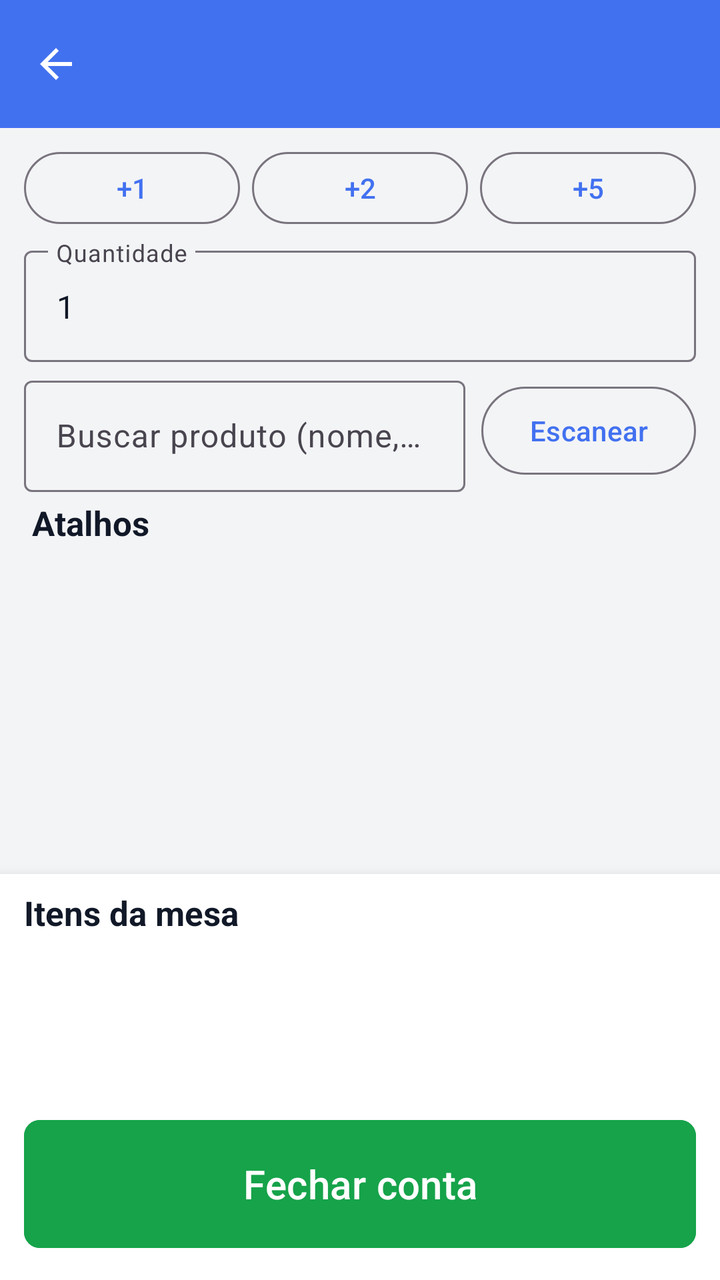
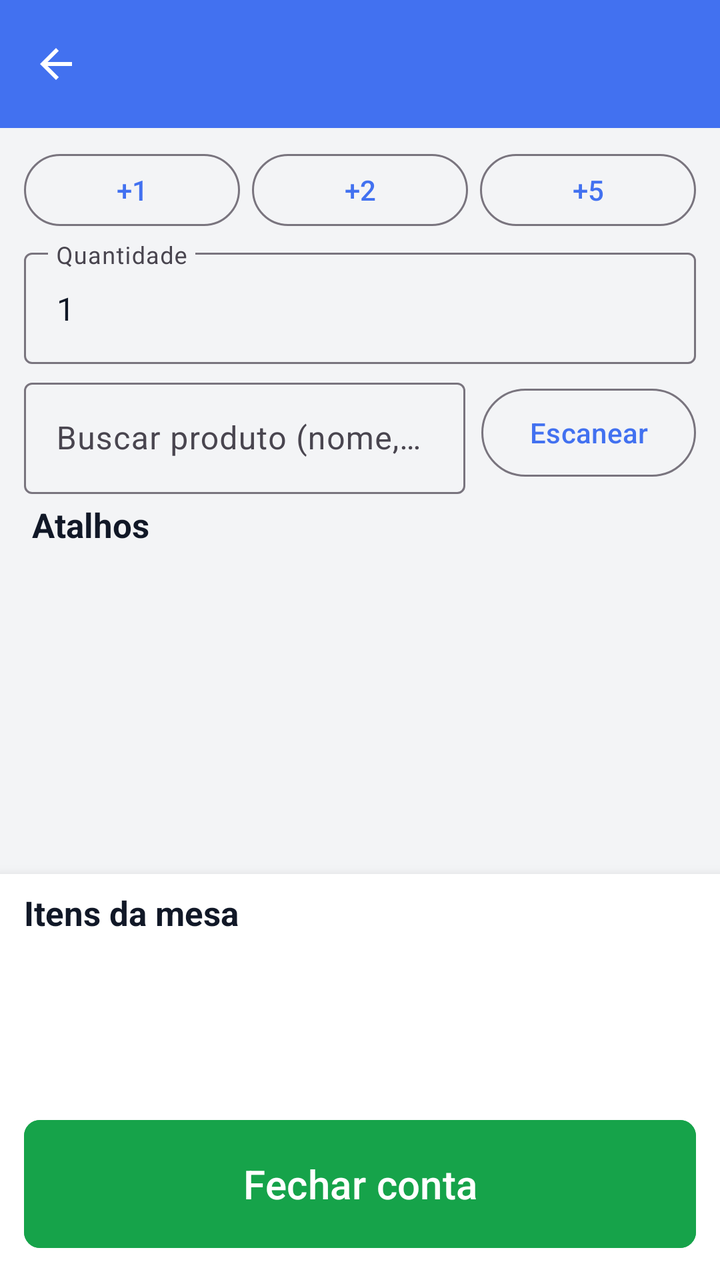

An Android layout rendered at two revisions. The XML below is the earlier revision; the diff shows what the commit changed to produce the second picture.
<!-- AndroidManifest.xml: application theme Theme.POSmaisgestao -->
<!-- res/layout/activity_conta_mesa.xml -->
<?xml version="1.0" encoding="utf-8"?>
<LinearLayout xmlns:android="http://schemas.android.com/apk/res/android"
    xmlns:app="http://schemas.android.com/apk/res-auto"
    android:layout_width="match_parent"
    android:layout_height="match_parent"
    android:background="@color/surface"
    android:descendantFocusability="beforeDescendants"
    android:focusableInTouchMode="true"
    android:orientation="vertical">

    <com.google.android.material.appbar.MaterialToolbar
        android:id="@+id/toolbarConta"
        android:layout_width="match_parent"
        android:layout_height="?attr/actionBarSize"
        android:background="@color/primary"
        android:theme="@style/ThemeOverlay.Material3.Dark.ActionBar"
        app:navigationIcon="?attr/homeAsUpIndicator"
        app:titleTextColor="@color/white" />

    
    <LinearLayout
        android:layout_width="match_parent"
        android:layout_height="0dp"
        android:layout_weight="1"
        android:orientation="vertical">

        <LinearLayout
            android:layout_width="match_parent"
            android:layout_height="wrap_content"
            android:gravity="center"
            android:orientation="horizontal"
            android:paddingHorizontal="12dp"
            android:paddingTop="8dp">

            <com.google.android.material.button.MaterialButton
                android:id="@+id/btnQty1"
                style="@style/Widget.Material3.Button.OutlinedButton"
                android:layout_width="0dp"
                android:layout_height="wrap_content"
                android:layout_marginEnd="6dp"
                android:layout_weight="1"
                android:minHeight="44dp"
                android:text="@string/qty_mais_1" />

            <com.google.android.material.button.MaterialButton
                android:id="@+id/btnQty2"
                style="@style/Widget.Material3.Button.OutlinedButton"
                android:layout_width="0dp"
                android:layout_height="wrap_content"
                android:layout_marginEnd="6dp"
                android:layout_weight="1"
                android:minHeight="44dp"
                android:text="@string/qty_mais_2" />

            <com.google.android.material.button.MaterialButton
                android:id="@+id/btnQty5"
                style="@style/Widget.Material3.Button.OutlinedButton"
                android:layout_width="0dp"
                android:layout_height="wrap_content"
                android:layout_weight="1"
                android:minHeight="44dp"
                android:text="@string/qty_mais_5" />
        </LinearLayout>

        <com.google.android.material.textfield.TextInputLayout
            android:id="@+id/layoutQuantidadeItem"
            android:layout_width="match_parent"
            android:layout_height="wrap_content"
            android:layout_marginHorizontal="12dp"
            android:layout_marginTop="4dp"
            android:hint="@string/quantidade_item">

            <com.google.android.material.textfield.TextInputEditText
                android:id="@+id/inputQuantidadeItem"
                android:layout_width="match_parent"
                android:layout_height="wrap_content"
                android:inputType="numberDecimal"
                android:minHeight="52dp"
                android:text="1" />
        </com.google.android.material.textfield.TextInputLayout>

        <LinearLayout
            android:layout_width="match_parent"
            android:layout_height="wrap_content"
            android:gravity="center_vertical"
            android:orientation="horizontal"
            android:paddingHorizontal="12dp"
            android:paddingTop="4dp"
            android:paddingBottom="4dp">

            <com.google.android.material.textfield.TextInputLayout
                android:layout_width="0dp"
                android:layout_height="wrap_content"
                android:layout_weight="1"
                android:hint="@string/buscar_produto">

                <com.google.android.material.textfield.TextInputEditText
                    android:id="@+id/inputBuscaConta"
                    android:layout_width="match_parent"
                    android:layout_height="wrap_content"
                    android:imeOptions="actionSearch"
                    android:inputType="text"
                    android:minHeight="52dp" />
            </com.google.android.material.textfield.TextInputLayout>

            <com.google.android.material.button.MaterialButton
                android:id="@+id/btnEscanearConta"
                style="@style/Widget.Material3.Button.OutlinedButton"
                android:layout_width="wrap_content"
                android:layout_height="wrap_content"
                android:layout_marginStart="8dp"
                android:minHeight="52dp"
                android:text="@string/escanear" />
        </LinearLayout>

        <TextView
            android:id="@+id/lblSecaoConta"
            style="@style/PosSectionTitle"
            android:layout_width="match_parent"
            android:layout_height="wrap_content"
            android:paddingHorizontal="16dp"
            android:paddingBottom="4dp"
            android:text="@string/atalhos" />

        <androidx.recyclerview.widget.RecyclerView
            android:id="@+id/listaProdutosConta"
            android:layout_width="match_parent"
            android:layout_height="0dp"
            android:layout_weight="1"
            android:clipToPadding="false"
            android:paddingHorizontal="8dp" />
    </LinearLayout>

    
    <LinearLayout
        android:layout_width="match_parent"
        android:layout_height="wrap_content"
        android:background="@color/card"
        android:elevation="8dp"
        android:orientation="vertical"
        android:paddingHorizontal="12dp"
        android:paddingTop="8dp"
        android:paddingBottom="12dp">

        <TextView
            android:id="@+id/txtItensConta"
            style="@style/PosSectionTitle"
            android:layout_width="match_parent"
            android:layout_height="wrap_content"
            android:text="@string/itens_mesa" />

        <ProgressBar
            android:id="@+id/progressConta"
            android:layout_width="wrap_content"
            android:layout_height="wrap_content"
            android:layout_gravity="center_horizontal"
            android:visibility="gone" />

        <androidx.recyclerview.widget.RecyclerView
            android:id="@+id/listaItensConta"
            android:layout_width="match_parent"
            android:layout_height="wrap_content"
            android:layout_marginTop="4dp"
            android:background="@color/background"
            android:maxHeight="140dp"
            android:minHeight="48dp"
            android:padding="4dp" />

        <TextView
            android:id="@+id/txtTotalConta"
            android:layout_width="match_parent"
            android:layout_height="wrap_content"
            android:paddingTop="8dp"
            android:paddingBottom="4dp"
            android:textColor="@color/foreground"
            android:textSize="18sp"
            android:textStyle="bold" />

        <com.google.android.material.button.MaterialButton
            android:id="@+id/btnFecharConta"
            style="@style/PosBigButton"
            android:layout_width="match_parent"
            android:layout_height="wrap_content"
            android:backgroundTint="@color/dinheiro"
            android:text="@string/fechar_conta" />
    </LinearLayout>
</LinearLayout>
<!-- resources referenced by this layout -->
<resources>
  <color name="background">#FFFFFF</color>
  <color name="card">#FFFFFF</color>
  <color name="dinheiro">#16A34A</color>
  <color name="foreground">#111827</color>
  <color name="primary">#4271F0</color>
  <color name="surface">#F3F4F6</color>
  <color name="white">#FFFFFFFF</color>
  <string name="atalhos">Atalhos</string>
  <string name="buscar_produto">Buscar produto (nome, código ou EAN)</string>
  <string name="escanear">Escanear</string>
  <string name="fechar_conta">Fechar conta</string>
  <string name="itens_mesa">Itens da mesa</string>
  <string name="qty_mais_1">+1</string>
  <string name="qty_mais_2">+2</string>
  <string name="qty_mais_5">+5</string>
  <string name="quantidade_item">Quantidade</string>
  <style name="PosBigButton" parent="Widget.Material3.Button">
          <item name="android:minHeight">72dp</item>
          <item name="android:textSize">20sp</item>
          <item name="android:textAllCaps">false</item>
          <item name="cornerRadius">8dp</item>
          <item name="backgroundTint">@color/primary</item>
          <item name="android:textColor">@color/primary_foreground</item>
      </style>
  <style name="PosSectionTitle">
          <item name="android:textColor">@color/foreground</item>
          <item name="android:textSize">17sp</item>
          <item name="android:textStyle">bold</item>
      </style>
  <style name="Theme.POSmaisgestao" parent="Base.Theme.POSmaisgestao" />
  <color name="primary_foreground">#FFFFFF</color>
  <style name="Base.Theme.POSmaisgestao" parent="Theme.Material3.DayNight.NoActionBar">
          <item name="colorPrimary">@color/primary</item>
          <item name="colorPrimaryDark">@color/primary_dark</item>
          <item name="colorSecondary">@color/accent</item>
          <item name="colorOnPrimary">@color/primary_foreground</item>
          <item name="colorOnSurface">@color/foreground</item>
          <item name="colorOnBackground">@color/foreground</item>
          <item name="android:statusBarColor">@color/primary_dark</item>
          <item name="android:navigationBarColor">@color/surface</item>
          <item name="android:windowOptOutEdgeToEdgeEnforcement">true</item>
          <item name="android:windowBackground">@color/surface</item>
          <item name="android:colorBackground">@color/background</item>
          <item name="android:textColorPrimary">@color/foreground</item>
          <item name="android:textColorSecondary">@color/muted_foreground</item>
          <item name="android:textColor">@color/foreground</item>
          <item name="android:textColorHint">@color/muted_foreground</item>
      </style>
  <color name="primary_dark">#0B42DA</color>
  <color name="accent">#D0D9F1</color>
  <color name="muted_foreground">#374151</color>
</resources>

<!-- the commit's change to res/layout/activity_conta_mesa.xml (unified diff, before → after) -->
@@ -16,6 +16,8 @@
         android:theme="@style/ThemeOverlay.Material3.Dark.ActionBar"
         app:navigationIcon="?attr/homeAsUpIndicator"
         app:titleTextColor="@color/white" />
+
+    <include layout="@layout/include_codigo_oculto" />
 
     
     <LinearLayout
@@ -185,3 +187,15 @@
             android:text="@string/fechar_conta" />
     </LinearLayout>
 </LinearLayout>
+<!-- res/layout/include_codigo_oculto.xml (included above) -->
+<?xml version="1.0" encoding="utf-8"?>
+<EditText xmlns:android="http://schemas.android.com/apk/res/android"
+    android:id="@+id/inputCodigoOculto"
+    android:layout_width="1dp"
+    android:layout_height="1dp"
+    android:alpha="0"
+    android:background="@android:color/transparent"
+    android:imeOptions="actionDone"
+    android:importantForAutofill="no"
+    android:inputType="textVisiblePassword"
+    android:singleLine="true" />
